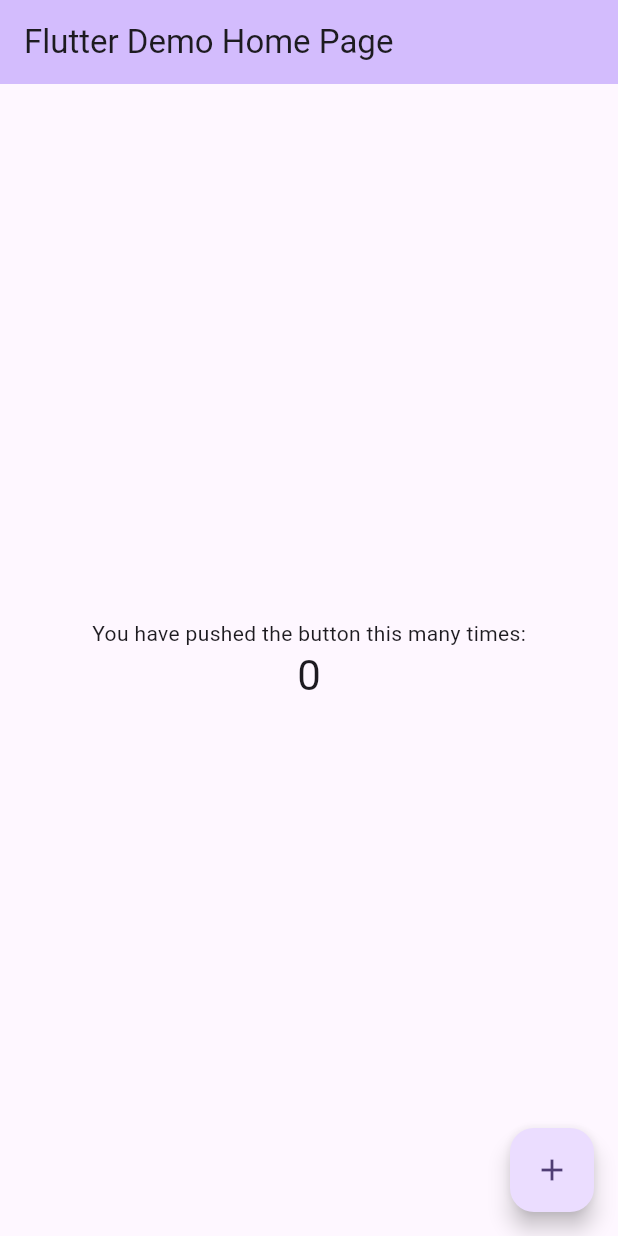
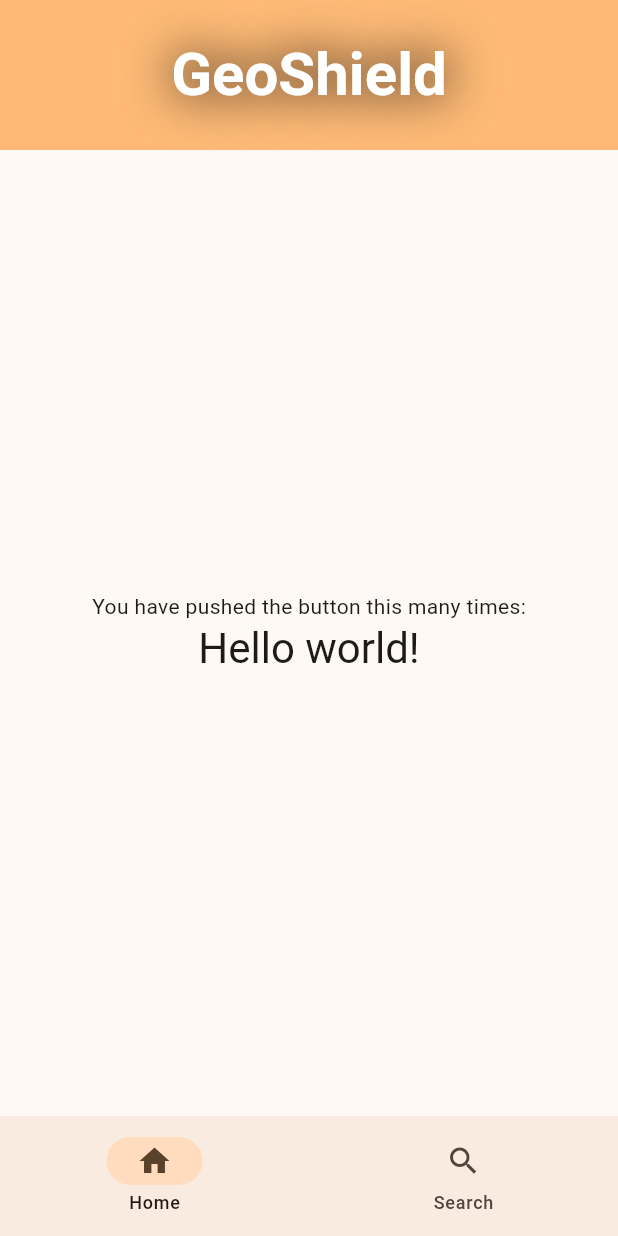
Before and after one commit to Andreea-Maria1/PolyHx-2025, a Flutter app: the screen it shows after launch, on a phone screen of 412 x 824 dp. Run offline on Flutter 3.47's test engine with Material 3 defaults, Android fonts, the phone set to English and light mode, and no system bars.

Commit message:
Add HomePage and Navbar components; update main app structure

```diff
--- /dev/null
+++ b/lib/components/navbar.dart
@@ -0,0 +1,15 @@
+import 'package:flutter/material.dart';
+
+class Navbar extends StatelessWidget {
+  const Navbar({
+    super.key,
+  });
+
+  @override
+  Widget build(BuildContext context) {
+    return NavigationBar(destinations: const [
+      NavigationDestination(icon: Icon(Icons.home), label: 'Home'),
+      NavigationDestination(icon: Icon(Icons.search), label: 'Search'),
+    ], selectedIndex: 0);
+  }
+}
--- a/lib/main.dart
+++ b/lib/main.dart
@@ -1,4 +1,5 @@
 import 'package:flutter/material.dart';
+import 'package:geoshield/pages/home-page.dart';
 
 void main() {
   runApp(const MyApp());
@@ -13,58 +14,10 @@ class MyApp extends StatelessWidget {
     return MaterialApp(
       title: 'Flutter Demo',
       theme: ThemeData(
-        colorScheme: ColorScheme.fromSeed(seedColor: Colors.deepPurple),
+        colorScheme: ColorScheme.fromSeed(seedColor: Colors.orange),
         useMaterial3: true,
       ),
-      home: const MyHomePage(title: 'Flutter Demo Home Page'),
+      home: const HomePage(title: 'GeoShield'),
     );
   }
 }
-
-class MyHomePage extends StatefulWidget {
-  const MyHomePage({super.key, required this.title});
-
-  final String title;
-
-  @override
-  State<MyHomePage> createState() => _MyHomePageState();
-}
-
-class _MyHomePageState extends State<MyHomePage> {
-  int _counter = 0;
-
-  void _incrementCounter() {
-    setState(() {
-      _counter++;
-    });
-  }
-
-  @override
-  Widget build(BuildContext context) {
-    return Scaffold(
-      appBar: AppBar(
-        backgroundColor: Theme.of(context).colorScheme.inversePrimary,
-        title: Text(widget.title),
-      ),
-      body: Center(
-        child: Column(
-          mainAxisAlignment: MainAxisAlignment.center,
-          children: <Widget>[
-            const Text(
-              'You have pushed the button this many times:',
-            ),
-            Text(
-              '$_counter',
-              style: Theme.of(context).textTheme.headlineMedium,
-            ),
-          ],
-        ),
-      ),
-      floatingActionButton: FloatingActionButton(
-        onPressed: _incrementCounter,
-        tooltip: 'Increment',
-        child: const Icon(Icons.add),
-      ),
-    );
-  }
-}
--- /dev/null
+++ b/lib/pages/home-page.dart
@@ -0,0 +1,51 @@
+import 'package:flutter/material.dart';
+import 'package:geoshield/components/navbar.dart';
+
+class HomePage extends StatefulWidget {
+  const HomePage({super.key, required this.title});
+
+  final String title;
+
+  @override
+  State<HomePage> createState() => _HomePageState();
+}
+
+class _HomePageState extends State<HomePage> {
+  int _selectedIndex = 0;
+
+  @override
+  Widget build(BuildContext context) {
+    return Scaffold(
+      appBar: AppBar(
+        toolbarHeight: 100,
+        backgroundColor: Theme.of(context).colorScheme.inversePrimary,
+        title: Center(
+          child: Text(
+            widget.title,
+            style: TextStyle(
+              shadows: const [BoxShadow(color: Colors.black, blurRadius: 40)],
+              color: Theme.of(context).colorScheme.onPrimary,
+              fontSize: 40,
+              fontWeight: FontWeight.bold,
+            ),
+          ),
+        ),
+      ),
+      body: Center(
+        child: Column(
+          mainAxisAlignment: MainAxisAlignment.center,
+          children: <Widget>[
+            const Text(
+              'You have pushed the button this many times:',
+            ),
+            Text(
+              'Hello world!',
+              style: Theme.of(context).textTheme.headlineMedium,
+            ),
+          ],
+        ),
+      ),
+      bottomNavigationBar: const Navbar(),
+    );
+  }
+}
```
